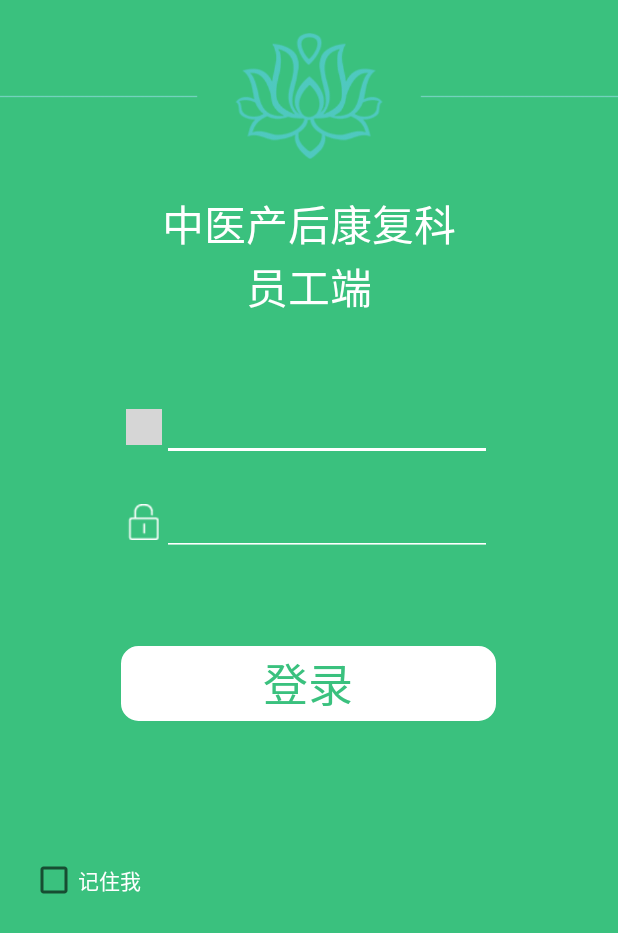
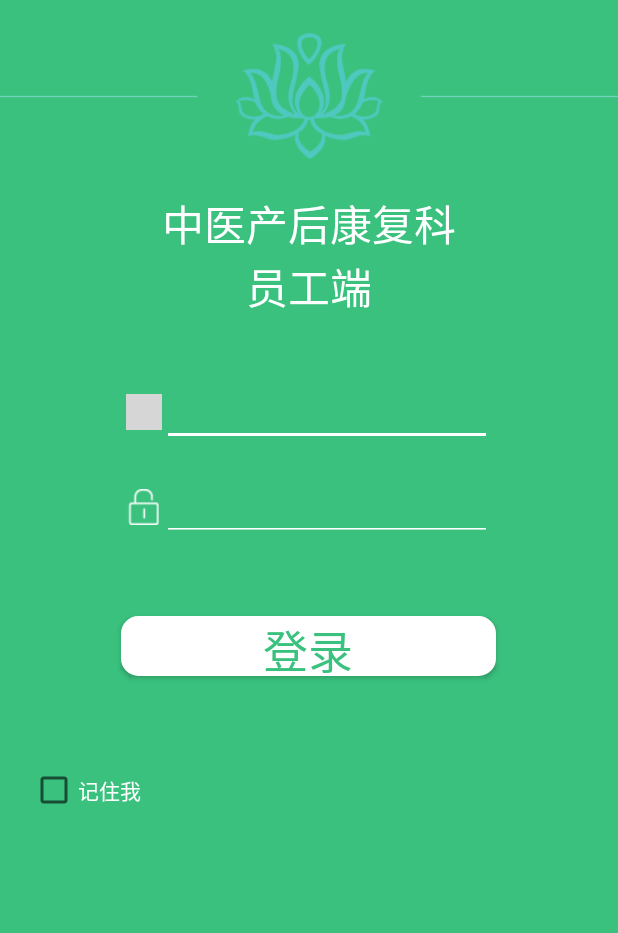
Before and after one commit to dengguotao8088/OutSourcing_Hospital, an Android app: the screen it shows after launch (LoginActivity), on a phone screen of 412 x 824 dp. Shown: the top 933 px of the screen. Run offline under Robolectric (Android 15) with nearby library versions, the phone set to English and light mode, and no system bars; libraries missing offline, so code that uses them is left out: com.kaopiz.kprogresshud; grey boxes are pictures that could not be loaded.

Commit message:
Employee: modify login UI

```diff
--- a/jinxin_employee/src/main/res/layout/login_activity.xml
+++ b/jinxin_employee/src/main/res/layout/login_activity.xml
@@ -25,7 +25,7 @@
         android:textSize="28sp"/>
 
     <LinearLayout
-        android:layout_marginTop="50dp"
+        android:layout_marginTop="40dp"
         android:layout_width="wrap_content"
         android:layout_height="wrap_content"
         android:orientation="horizontal">
@@ -62,8 +62,8 @@
     <Button
         android:id="@+id/login"
         android:layout_width="250dp"
-        android:layout_height="50dp"
-        android:layout_marginTop="60dp"
+        android:layout_height="40dp"
+        android:layout_marginTop="50dp"
         android:background="@drawable/shape_corner"
         android:text="@string/login_login"
         android:textColor="@color/tab_bar"
@@ -72,7 +72,7 @@
 
     <CheckBox
         android:id="@+id/remenber"
-        android:layout_marginTop="90dp"
+        android:layout_marginTop="60dp"
         android:layout_gravity="left"
         android:layout_marginLeft="20dp"
         android:layout_width="wrap_content"
```
